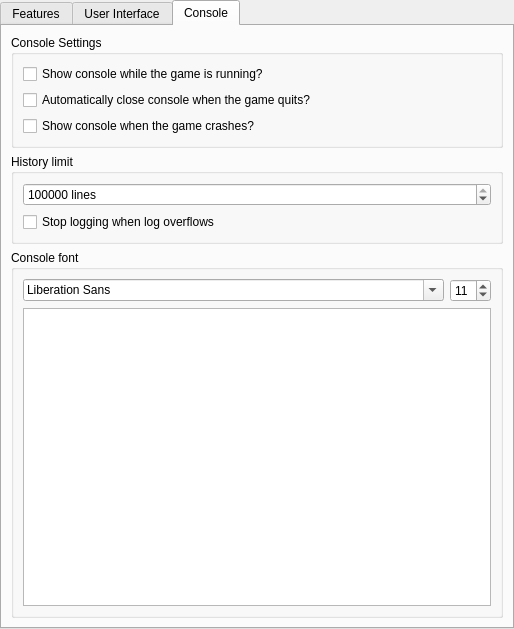
This is launcher/ui/pages/global/LauncherPage.ui in FreesmTeam/FreesmLauncher as Qt 5 draws it before an edit. The edited form follows.
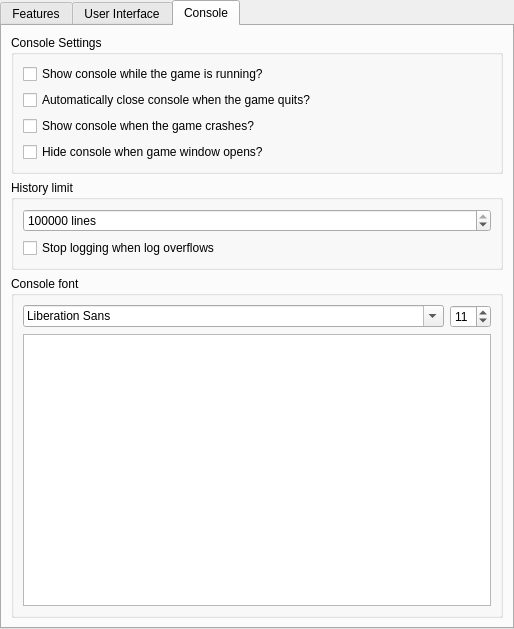
This is the edited form. The open tabs and pages were chosen to show the change.

Commit message: Close after Launch setting

Diff of the .ui file:
```diff
--- a/launcher/ui/pages/global/LauncherPage.ui
+++ b/launcher/ui/pages/global/LauncherPage.ui
@@ -382,6 +382,13 @@
             </property>
            </widget>
           </item>
+          <item>
+           <widget class="QCheckBox" name="closeAfterLaunchCheck">
+            <property name="text">
+             <string>Hide console when game window opens?</string>
+            </property>
+           </widget>
+          </item>
          </layout>
         </widget>
        </item>
```
The commit also changes 5 other files.
